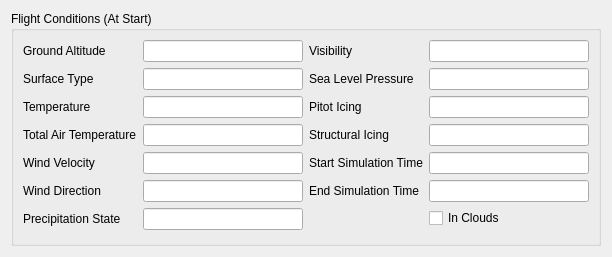
Above: src/UserInterface/src/Widgets/FlightConditionWidget.ui from till213/SkyDolly before the change. Below: the same form after it.
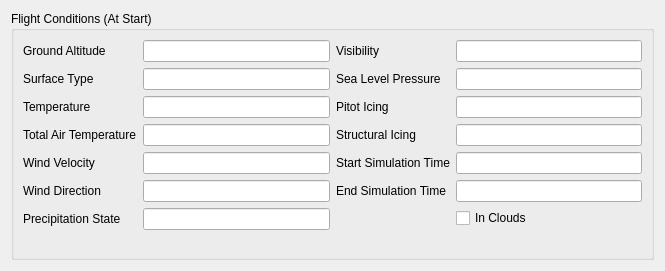
That is the form after the change.

Patch:
```diff
--- a/src/UserInterface/src/Widgets/FlightConditionWidget.ui
+++ b/src/UserInterface/src/Widgets/FlightConditionWidget.ui
@@ -6,8 +6,8 @@
    <rect>
     <x>0</x>
     <y>0</y>
-    <width>598</width>
-    <height>254</height>
+    <width>665</width>
+    <height>271</height>
    </rect>
   </property>
   <property name="windowTitle">
@@ -280,6 +280,12 @@
         </item>
         <item row="4" column="1">
          <widget class="QLineEdit" name="startLocalSimulationTimeLineEdit">
+          <property name="minimumSize">
+           <size>
+            <width>160</width>
+            <height>0</height>
+           </size>
+          </property>
           <property name="readOnly">
            <bool>true</bool>
           </property>
@@ -287,6 +293,12 @@
         </item>
         <item row="5" column="1">
          <widget class="QLineEdit" name="endLocalSimulationTimeLineEdit">
+          <property name="minimumSize">
+           <size>
+            <width>160</width>
+            <height>0</height>
+           </size>
+          </property>
           <property name="readOnly">
            <bool>true</bool>
           </property>
```
